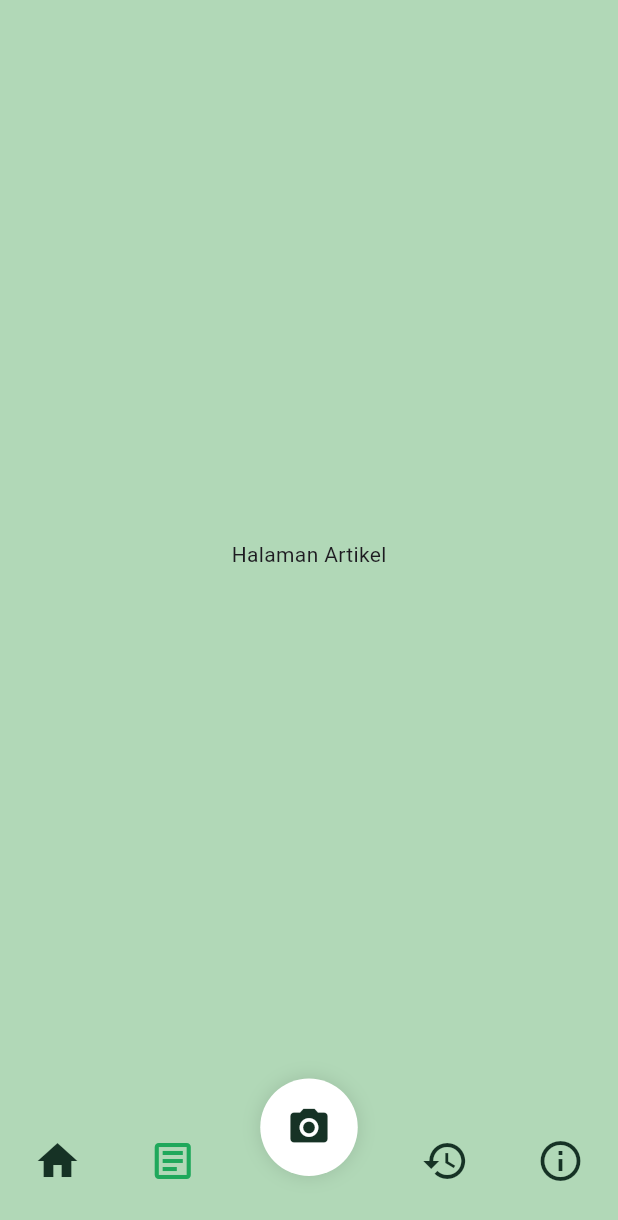
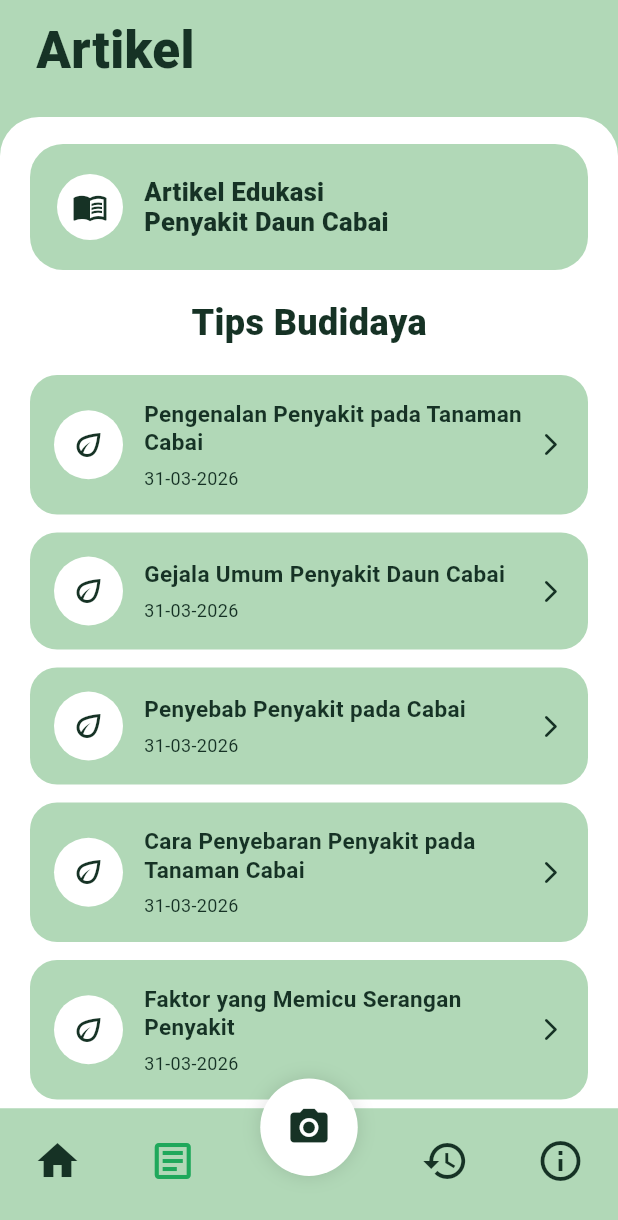
Before and after one commit to dzav97/Leafcab_app, a Flutter app: the screen it shows after launch, item 2 of the bottom bar chosen, on a phone screen of 412 x 824 dp. Shown: the top 1220 px of the screen. Run offline on Flutter 3.47's test engine with Material 3 defaults, Android fonts, the phone set to English and light mode, and no system bars; our stand-ins replace image_cropper, image_picker, sqflite; missing offline and left inert: tflite_flutter; accounts and stored records are empty.

Commit message:
artikel update

```diff
--- a/assets/model/config.json
+++ b/assets/model/config.json
@@ -1 +1 @@
-{"threshold": 0.8, "input_size": 224, "num_classes": 6}
+{"threshold": 0.5, "input_size": 224, "num_classes": 6}
--- /dev/null
+++ b/lib/core/artikel_data.dart
@@ -0,0 +1,103 @@
+import '../data/models/artikel_model.dart';
+
+final List<Artikel> artikelData = [
+  Artikel(
+    id: 1,
+    judul: 'Pengenalan Penyakit pada Tanaman Cabai',
+    isi: '''
+Tanaman cabai merupakan komoditas hortikultura yang sering mengalami gangguan hama dan penyakit. Penyakit pada cabai dapat disebabkan oleh jamur, bakteri, virus, nematoda, bahkan faktor non-patogen seperti ketidakseimbangan hara, air, atau keracunan pestisida. Penyakit ini dapat menyerang sejak fase persemaian sampai masa panen, sehingga tanaman cabai perlu dipantau secara rutin.
+
+Penyakit pada cabai juga tidak selalu muncul dengan bentuk yang sama. Ada penyakit yang menyebabkan bercak pada daun, ada yang menimbulkan warna kuning, ada yang membuat daun keriting, dan ada pula yang menyebabkan tanaman layu. Karena itu, pengenalan jenis penyakit sangat penting agar tindakan pengendalian yang dilakukan tidak salah.
+''',
+    gambar: '',
+    tanggal: DateTime(2026, 3, 31),
+  ),
+  Artikel(
+    id: 2,
+    judul: 'Gejala Umum Penyakit Daun Cabai',
+    isi: '''
+Gejala penyakit pada daun cabai umumnya dapat dilihat secara visual. Beberapa gejala yang sering muncul adalah daun menguning, muncul bercak coklat, bagian tengah bercak berwarna pucat atau abu-abu, daun keriting, daun menggulung, dan daun menjadi lebih tebal atau lebih kecil dari ukuran normal. Gejala-gejala ini penting karena menjadi petunjuk awal untuk mengenali jenis gangguan pada tanaman.
+
+Pada bercak daun Cercospora, gejala khasnya berupa bercak bulat dengan bagian tengah abu-abu atau pucat dan pinggiran berwarna coklat. Pada geminivirus, gejala umumnya berupa daun menguning, tulang daun menebal, dan daun melengkung ke atas. Pada mosaik atau leaf curl, daun menunjukkan belang hijau tua dan hijau muda serta perubahan bentuk seperti cekung, keriting, atau memanjang.
+''',
+    gambar: '',
+    tanggal: DateTime(2026, 3, 31),
+  ),
+  Artikel(
+    id: 3,
+    judul: 'Penyebab Penyakit pada Cabai',
+    isi: '''
+Penyakit pada cabai dapat disebabkan oleh beberapa kelompok patogen, yaitu bakteri, cendawan, virus, dan nematoda. Selain itu, ada juga gangguan non-patogen seperti kekurangan unsur hara, kelembapan yang tidak seimbang, salinitas tinggi, dan keracunan pestisida. Ini penting dipahami karena kerusakan daun tidak selalu berarti tanaman terserang penyakit infeksius.
+
+Bercak bakteri disebabkan oleh Xanthomonas campestris pv. vesicatoria, bercak serkospora disebabkan oleh Cercospora capsici, sedangkan virus kuning disebabkan oleh geminivirus. Mosaik atau leaf curl pada cabai dapat terkait dengan PVY, TEV, CMV, CVMV, atau CPSV, tergantung jenis gejalanya. Sementara itu, kutu daun dan kutu kebul sering menjadi hama penting sekaligus pembawa virus.
+''',
+    gambar: '',
+    tanggal: DateTime(2026, 3, 31),
+  ),
+  Artikel(
+    id: 4,
+    judul: 'Cara Penyebaran Penyakit pada Tanaman Cabai',
+    isi: '''
+Penyakit pada tanaman cabai dapat menyebar melalui banyak cara. Beberapa patogen dapat terbawa oleh benih, tanah, air, percikan hujan, angin, sisa tanaman sakit, dan alat pertanian. Selain itu, ada penyakit virus yang penyebarannya sangat bergantung pada serangga vektor seperti kutu daun dan kutu kebul.
+
+Contohnya, geminivirus ditularkan oleh kutu kebul Bemisia tabaci, sedangkan mosaik banyak berkaitan dengan kutu daun. Bercak bakteri dapat dipicu penyebarannya oleh hujan angin, sedangkan antraknosa dapat menyebar melalui percikan air hujan maupun alat semprot. Karena itu, pengendalian penyakit tidak cukup hanya berfokus pada tanaman sakit, tetapi juga harus memperhatikan sumber penularannya.
+''',
+    gambar: '',
+    tanggal: DateTime(2026, 3, 31),
+  ),
+  Artikel(
+    id: 5,
+    judul: 'Faktor yang Memicu Serangan Penyakit',
+    isi: '''
+Serangan penyakit pada cabai dipengaruhi oleh kondisi lingkungan dan teknik budidaya. Kelembapan yang tinggi, drainase yang buruk, hujan yang terus-menerus, tajuk tanaman yang terlalu rapat, sanitasi yang kurang baik, dan penggunaan pupuk nitrogen berlebihan dapat mempercepat perkembangan penyakit.
+
+Pada budidaya cabai, kondisi lingkungan yang tidak terkelola dengan baik dapat meningkatkan peluang penyakit berkembang lebih cepat. Karena itu, pengaturan drainase, jarak tanam, dan sanitasi kebun sangat penting diperhatikan sejak awal.
+''',
+    gambar: '',
+    tanggal: DateTime(2026, 3, 31),
+  ),
+  Artikel(
+    id: 6,
+    judul: 'Hama Vektor pada Tanaman Cabai',
+    isi: '''
+Beberapa hama tidak hanya merusak tanaman secara langsung, tetapi juga berperan sebagai pembawa penyakit. Hama vektor yang penting pada cabai antara lain kutu daun, kutu kebul, dan thrips. Kehadiran hama-hama ini sangat berbahaya karena dapat mempercepat penyebaran virus ke banyak tanaman dalam waktu singkat.
+
+Kutu daun dapat menyebabkan daun mengkerut, mengeriting, melingkar, dan tanaman menjadi kerdil. Selain itu, kutu daun juga menghasilkan embun madu yang memicu tumbuhnya jamur jelaga. Kutu kebul dapat menyebabkan bercak nekrotik, menghambat pertumbuhan, dan menjadi vektor geminivirus. Thrips juga dapat merusak daun muda dan berperan sebagai vektor penyakit virus mosaik dan keriting.
+''',
+    gambar: '',
+    tanggal: DateTime(2026, 3, 31),
+  ),
+  Artikel(
+    id: 7,
+    judul: 'Pencegahan Penyakit pada Tanaman Cabai',
+    isi: '''
+Pencegahan penyakit pada cabai sebaiknya dilakukan sejak awal. Langkah yang dapat dilakukan antara lain menggunakan benih sehat, membuat persemaian yang bersih, menjaga sanitasi lingkungan, membersihkan sisa tanaman sakit, melakukan monitoring secara rutin, serta memperbaiki kondisi tanah dan drainase. Pendekatan ini lebih aman dan lebih murah dibandingkan menunggu penyakit menjadi parah.
+
+Beberapa tindakan pencegahan lain yang dianjurkan adalah penggunaan mulsa, rotasi tanaman, solarisasi tanah persemaian, penggunaan pupuk kandang matang, dan perlindungan bibit dari infeksi awal virus. Pengendalian vektor juga termasuk langkah pencegahan penting, terutama pada penyakit yang berkaitan dengan virus.
+''',
+    gambar: '',
+    tanggal: DateTime(2026, 3, 31),
+  ),
+  Artikel(
+    id: 8,
+    judul: 'Penanganan Awal Saat Tanaman Terserang',
+    isi: '''
+Jika tanaman mulai menunjukkan gejala penyakit, penanganan awal harus segera dilakukan agar serangan tidak meluas. Tindakan yang bisa dilakukan antara lain memisahkan tanaman yang sakit, memotong atau mencabut bagian yang terinfeksi, memusnahkan sisa tanaman sakit, memperbaiki drainase, dan mengendalikan hama vektor di sekitar tanaman.
+
+Penggunaan pestisida atau fungisida sebaiknya tidak langsung menjadi pilihan pertama. Pengendalian yang baik dimulai dari sanitasi, rotasi tanaman, penggunaan musuh alami, dan tindakan kultur teknis. Pestisida lebih tepat digunakan secara bijaksana ketika cara lain tidak lagi mampu menekan serangan.
+''',
+    gambar: '',
+    tanggal: DateTime(2026, 3, 31),
+  ),
+  Artikel(
+    id: 9,
+    judul: 'Pentingnya Deteksi Dini Penyakit Cabai',
+    isi: '''
+Deteksi dini sangat penting dalam budidaya cabai karena gejala awal sering muncul pada daun sebelum serangan menjadi lebih parah. Jika penyakit dapat dikenali lebih awal, petani atau pengguna dapat segera melakukan tindakan pencegahan dan penanganan, sehingga kerusakan tanaman dan kehilangan hasil panen dapat dikurangi.
+
+Keterlambatan mengenali gejala dapat menyebabkan penyebaran penyakit menjadi sangat luas. Karena itu, deteksi dini menjadi langkah yang sangat penting dalam pengelolaan kesehatan tanaman cabai.
+''',
+    gambar: '',
+    tanggal: DateTime(2026, 3, 31),
+  ),
+];
--- a/lib/core/penyakit_info.dart
+++ b/lib/core/penyakit_info.dart
@@ -11,7 +11,7 @@ class PenyakitInfo {
 }
 
 const Map<String, PenyakitInfo> penyakitCabaiMap = {
-  'bakteri': PenyakitInfo(
+  'Bercak Bakteri': PenyakitInfo(
     namaTampil: 'Bercak Bakteri (Bacterial Leaf Spot)',
     gejala: [
       'Muncul bercak kecil pada daun yang kemudian menjadi coklat atau kehitaman.',
@@ -25,7 +25,7 @@ const Map<String, PenyakitInfo> penyakitCabaiMap = {
       'Jika diperlukan dapat menggunakan bakterisida sesuai anjuran.',
     ],
   ),
-  'serkospora': PenyakitInfo(
+  'Bercak Serkospora': PenyakitInfo(
     namaTampil: 'Bercak Serkospora (Cercospora Leaf Spot)',
     gejala: [
       'Muncul bercak bulat coklat pada daun dengan pusat bercak berwarna pucat atau putih.',
@@ -40,7 +40,7 @@ const Map<String, PenyakitInfo> penyakitCabaiMap = {
       'Penggunaan fungisida jika serangan berat.',
     ],
   ),
-  'kutu': PenyakitInfo(
+  'Kutu Kebul': PenyakitInfo(
     namaTampil: 'Kutu Kebul (Whitefly)',
     gejala: [
       'Daun mengalami bercak nekrotik akibat hisapan serangga.',
@@ -56,7 +56,7 @@ const Map<String, PenyakitInfo> penyakitCabaiMap = {
       'Insektisida selektif jika populasi sangat tinggi.',
     ],
   ),
-  'mosaik': PenyakitInfo(
+  'Mosaik': PenyakitInfo(
     namaTampil: 'Mosaik (Leaf Curl Virus)',
     gejala: [
       'Daun mengalami perubahan warna menjadi mosaik atau belang.',
@@ -71,7 +71,7 @@ const Map<String, PenyakitInfo> penyakitCabaiMap = {
       'Mengurangi populasi gulma yang menjadi inang virus.',
     ],
   ),
-  'geminivirus': PenyakitInfo(
+  'Virus Gemini': PenyakitInfo(
     namaTampil: 'Geminivirus (Yellow Leaf Curl)',
     gejala: [
       'Daun muda mengalami vein clearing lalu menguning.',
@@ -87,7 +87,7 @@ const Map<String, PenyakitInfo> penyakitCabaiMap = {
       'Menanam tanaman pembatas seperti jagung atau tagetes.',
     ],
   ),
-  'sehat': PenyakitInfo(
+  'Daun Sehat': PenyakitInfo(
     namaTampil: 'Daun Sehat (Healthy)',
     gejala: [
       'Daun berwarna hijau normal.',
@@ -100,4 +100,17 @@ const Map<String, PenyakitInfo> penyakitCabaiMap = {
       'Lakukan pemantauan berkala untuk deteksi dini.',
     ],
   ),
+  'Non Daun': PenyakitInfo(
+    namaTampil: 'Non Daun',
+    gejala: [
+      'Objek yang terdeteksi bukan daun tanaman cabai.',
+      'Tidak memiliki ciri khas struktur atau tekstur daun.',
+      'Dapat berupa latar belakang, tanah, tangan, atau objek lain.'
+    ],
+    pengendalian: [
+      'Pastikan kamera diarahkan langsung ke daun cabai.',
+      'Ambil gambar dengan fokus yang jelas pada daun.',
+      'Hindari objek lain agar tidak mengganggu proses deteksi.'
+    ],
+  ),
 };
--- /dev/null
+++ b/lib/ui/artikel/artikel_screen.dart
@@ -0,0 +1,235 @@
+import 'package:flutter/material.dart';
+
+import '../../data/models/artikel_model.dart';
+import '../../repository/artikel_repository.dart';
+import '../dashboard/dashboard_screen.dart';
+import 'detail_artikel_screen.dart';
+
+class ArtikelScreen extends StatelessWidget {
+  const ArtikelScreen({super.key});
+
+  @override
+  Widget build(BuildContext context) {
+    return Scaffold(
+      backgroundColor: DashboardScreen.green,
+      body: SafeArea(
+        child: Stack(
+          children: [
+            const _HeaderTitle(),
+            Padding(
+              padding: const EdgeInsets.only(top: 78),
+              child: Container(
+                decoration: const BoxDecoration(
+                  color: DashboardScreen.white,
+                  borderRadius: BorderRadius.vertical(
+                    top: Radius.circular(26),
+                  ),
+                ),
+                child: Column(
+                  children: [
+                    const SizedBox(height: 18),
+                    _buildTopBanner(),
+                    const SizedBox(height: 18),
+                    const Text(
+                      "Tips Budidaya",
+                      style: TextStyle(
+                        fontSize: 24,
+                        fontWeight: FontWeight.w800,
+                        color: DashboardScreen.dark,
+                      ),
+                    ),
+                    const SizedBox(height: 18),
+                    Expanded(
+                      child: FutureBuilder<List<Artikel>>(
+                        future: ArtikelRepository().ambilDaftar(),
+                        builder: (context, snapshot) {
+                          if (snapshot.connectionState ==
+                              ConnectionState.waiting) {
+                            return const Center(
+                              child: CircularProgressIndicator(),
+                            );
+                          }
+
+                          if (snapshot.hasError) {
+                            return Center(
+                              child: Text(
+                                'Gagal memuat artikel: ${snapshot.error}',
+                                textAlign: TextAlign.center,
+                              ),
+                            );
+                          }
+
+                          final artikelList = snapshot.data ?? [];
+
+                          if (artikelList.isEmpty) {
+                            return const Center(
+                              child: Text('Belum ada artikel.'),
+                            );
+                          }
+
+                          return ListView.separated(
+                            padding: const EdgeInsets.fromLTRB(20, 0, 20, 120),
+                            itemCount: artikelList.length,
+                            separatorBuilder: (_, __) =>
+                                const SizedBox(height: 12),
+                            itemBuilder: (context, index) {
+                              final artikel = artikelList[index];
+                              return _ArtikelCard(artikel: artikel);
+                            },
+                          );
+                        },
+                      ),
+                    ),
+                  ],
+                ),
+              ),
+            ),
+          ],
+        ),
+      ),
+    );
+  }
+
+  Widget _buildTopBanner() {
+    return Padding(
+      padding: const EdgeInsets.symmetric(horizontal: 20),
+      child: Container(
+        width: double.infinity,
+        padding: const EdgeInsets.symmetric(horizontal: 18, vertical: 20),
+        decoration: BoxDecoration(
+          color: DashboardScreen.green,
+          borderRadius: BorderRadius.circular(22),
+        ),
+        child: const Row(
+          children: [
+            CircleAvatar(
+              radius: 22,
+              backgroundColor: Colors.white,
+              child: Icon(
+                Icons.menu_book_outlined,
+                color: DashboardScreen.dark,
+                size: 24,
+              ),
+            ),
+            SizedBox(width: 14),
+            Expanded(
+              child: Text(
+                "Artikel Edukasi\nPenyakit Daun Cabai",
+                style: TextStyle(
+                  fontSize: 17,
+                  fontWeight: FontWeight.w800,
+                  color: DashboardScreen.dark,
+                  height: 1.2,
+                ),
+              ),
+            ),
+          ],
+        ),
+      ),
+    );
+  }
+}
+
+class _HeaderTitle extends StatelessWidget {
+  const _HeaderTitle();
+
+  @override
+  Widget build(BuildContext context) {
+    return const Padding(
+      padding: EdgeInsets.only(left: 24, top: 16),
+      child: Text(
+        "Artikel",
+        style: TextStyle(
+          fontSize: 34,
+          fontWeight: FontWeight.w800,
+          color: DashboardScreen.dark,
+          height: 1.05,
+        ),
+      ),
+    );
+  }
+}
+
+class _ArtikelCard extends StatelessWidget {
+  const _ArtikelCard({required this.artikel});
+
+  final Artikel artikel;
+
+  @override
+  Widget build(BuildContext context) {
+    return InkWell(
+      borderRadius: BorderRadius.circular(18),
+      onTap: () {
+        Navigator.push(
+          context,
+          MaterialPageRoute(
+            builder: (_) => DetailArtikelScreen(artikel: artikel),
+          ),
+        );
+      },
+      child: Container(
+        padding: const EdgeInsets.symmetric(horizontal: 16, vertical: 16),
+        decoration: BoxDecoration(
+          color: DashboardScreen.green,
+          borderRadius: BorderRadius.circular(18),
+        ),
+        child: Row(
+          children: [
+            Container(
+              width: 46,
+              height: 46,
+              decoration: const BoxDecoration(
+                color: Colors.white,
+                shape: BoxShape.circle,
+              ),
+              child: const Icon(
+                Icons.eco_outlined,
+                color: DashboardScreen.dark,
+                size: 24,
+              ),
+            ),
+            const SizedBox(width: 14),
+            Expanded(
+              child: Column(
+                crossAxisAlignment: CrossAxisAlignment.start,
+                children: [
+                  Text(
+                    artikel.judul,
+                    maxLines: 2,
+                    overflow: TextOverflow.ellipsis,
+                    style: const TextStyle(
+                      fontSize: 15,
+                      fontWeight: FontWeight.w700,
+                      color: DashboardScreen.dark,
+                      height: 1.25,
+                    ),
+                  ),
+                  const SizedBox(height: 6),
+                  Text(
+                    _formatTanggal(artikel.tanggal),
+                    style: const TextStyle(
+                      fontSize: 12,
+                      color: DashboardScreen.dark,
+                    ),
+                  ),
+                ],
+              ),
+            ),
+            const SizedBox(width: 10),
+            const Icon(
+              Icons.arrow_forward_ios_rounded,
+              size: 18,
+              color: DashboardScreen.dark,
+            ),
+          ],
+        ),
+      ),
+    );
+  }
+
+  static String _formatTanggal(DateTime tanggal) {
+    return '${tanggal.day.toString().padLeft(2, '0')}-'
+        '${tanggal.month.toString().padLeft(2, '0')}-'
+        '${tanggal.year}';
+  }
+}
--- a/lib/ui/dashboard/dashboard_screen.dart
+++ b/lib/ui/dashboard/dashboard_screen.dart
@@ -1,4 +1,5 @@
 import 'package:flutter/material.dart';
+import '../artikel/artikel_screen.dart';
 import '../deteksi/deteksi_screen.dart';
 import '../riwayat/riwayat_screen.dart';
 
@@ -20,7 +21,7 @@ class _DashboardScreenState extends State<DashboardScreen> {
 
   late final List<Widget> _pages = [
     const _HomeContent(), // 0 = Home (isi dashboard kamu)
-    const Center(child: Text("Halaman Artikel")), // 1
+    const ArtikelScreen(), // 1
     const DeteksiScreen(), // 2
     const RiwayatScreen(), // 3
     const Center(child: Text("Halaman Tentang")), // 4
--- a/lib/ui/deteksi/hasil_screen.dart
+++ b/lib/ui/deteksi/hasil_screen.dart
@@ -44,7 +44,7 @@ class _HasilScreenState extends State<HasilScreen> {
   Future<void> _runDetection() async {
     try {
       final result = await tflite.predictImage(widget.imageFile);
-      final rawLabel = result.label.toLowerCase().trim();
+      final rawLabel = result.label.trim();
 
       final info = penyakitCabaiMap[rawLabel];
 
```
Also changed, not shown: assets/model/labels.txt (+7 -6 lines), lib/repository/artikel_repository.dart (+6 -15 lines), lib/services/tflite_service.dart (+2 -6 lines), lib/ui/artikel/detail_artikel_screen.dart (added, +181 -0 lines), lib/ui/deteksi/crop_screen.dart (+90 -9 lines), 1 other file.
